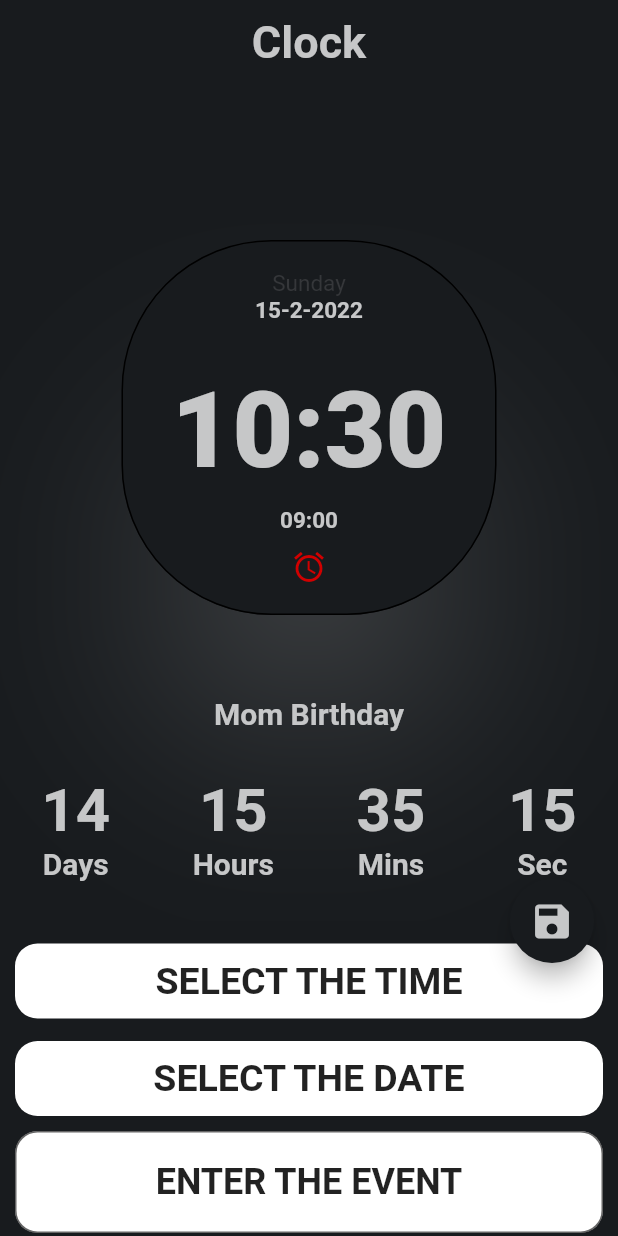
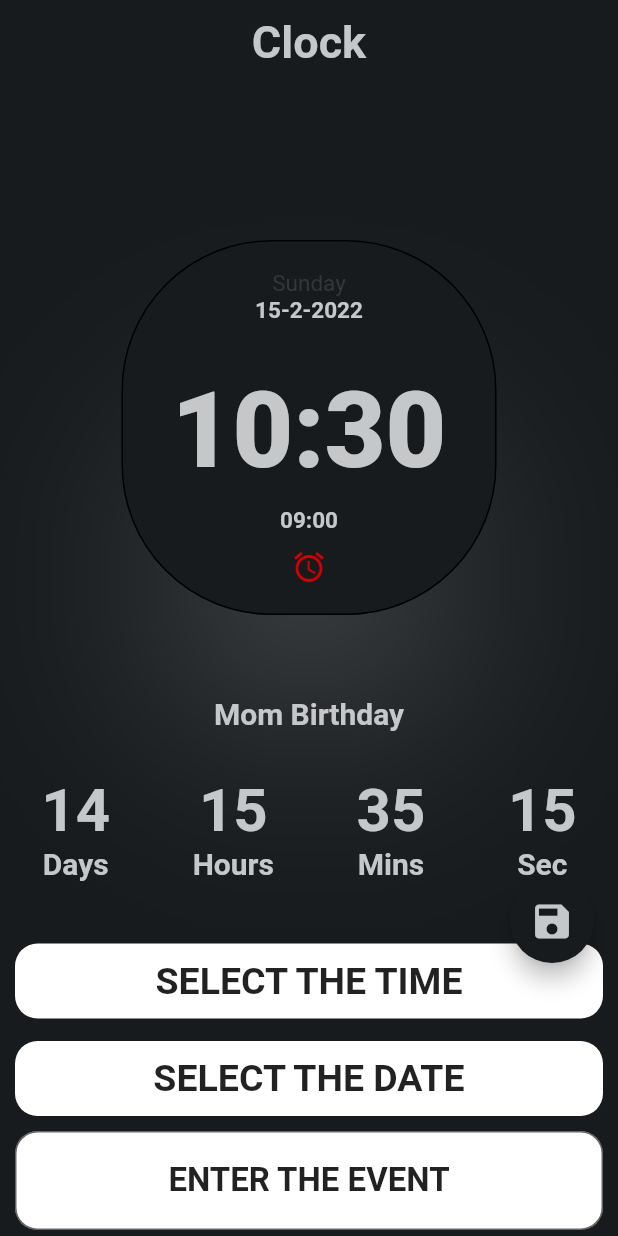
Before and after one commit to oqbahdx/alarm-and-timer-application, a Flutter app: the screen it shows after launch, after a tap on the "add" icon, on a phone screen of 412 x 824 dp. Run offline on Flutter 3.47's test engine with Material 2 defaults, Android fonts, the phone set to English and light mode, and no system bars; our stand-ins replace flutter_bloc, fluttertoast, sqflite; accounts and stored records are empty.

Commit message:
optimize code

```diff
--- a/lib/screen/home.dart
+++ b/lib/screen/home.dart
@@ -130,10 +130,7 @@ class _HomePageState extends State<HomePage> {
                                         minute: now.minute);
                                   },
                                 )
-                              : Padding(
-                                  padding: const EdgeInsets.symmetric(
-                                      horizontal: 10),
-                                  child: Stack(
+                              : Stack(
                                 children: [
                                   PickContainer(
                                     text:
@@ -147,7 +144,6 @@ class _HomePageState extends State<HomePage> {
                                   )
                                 ],
                               ),
-                                ),
                           const SizedBox(
                             height: 15,
                           ),
@@ -159,10 +155,7 @@ class _HomePageState extends State<HomePage> {
                                         context: context, dateTime: now);
                                   },
                                 )
-                              : Padding(
-                                  padding: const EdgeInsets.symmetric(
-                                      horizontal: 10),
-                                  child: Stack(
+                              : Stack(
                                 children: [
                                   PickContainer(
                                     text:
@@ -178,7 +171,6 @@ class _HomePageState extends State<HomePage> {
                                     },
                                   ),
                                 ],
-                                  ),
                               ),
                           const SizedBox(
                             height: 10,
--- a/lib/widget/text_form_widget.dart
+++ b/lib/widget/text_form_widget.dart
@@ -22,13 +22,13 @@ class _TextFormBuildState extends State<TextFormBuild> {
         textAlign: TextAlign.center,
         textAlignVertical: TextAlignVertical.center,
         style: const TextStyle(
-            color: Colors.black, fontSize: 18, fontWeight: FontWeight.bold),
+            color: Colors.black, fontSize: 22, fontWeight: FontWeight.bold),
         decoration: InputDecoration(
           fillColor: Colors.white,
           filled: true,
           hintText: 'ENTER THE EVENT',
           hintStyle: const TextStyle(
-          color: Colors.black87,  fontSize: 24, fontWeight: FontWeight.bold),
+          color: Colors.black87,  fontSize: 22, fontWeight: FontWeight.bold),
           // labelText: 'label text',
           //   label: Center(child: Text('ENTER THE EVENT')),
           // label: const Center(
@@ -39,7 +39,7 @@ class _TextFormBuildState extends State<TextFormBuild> {
           // ),
 
           labelStyle: const TextStyle(
-              color: Colors.black, fontWeight: FontWeight.bold, fontSize: 25),
+              color: Colors.black, fontWeight: FontWeight.bold, fontSize: 22),
           border: OutlineInputBorder(
             borderRadius: BorderRadius.circular(15),
           ),
```
Also changed, not shown: lib/bloc/cubit.dart (+14 -2 lines), lib/events_model.dart (+8 -2 lines), lib/screen/events_list.dart (+10 -1 lines), lib/screen/events_test.dart (+14 -10 lines), lib/widget/views.dart (+12 -9 lines). Lines whose indentation alone changed are shown as unchanged.
